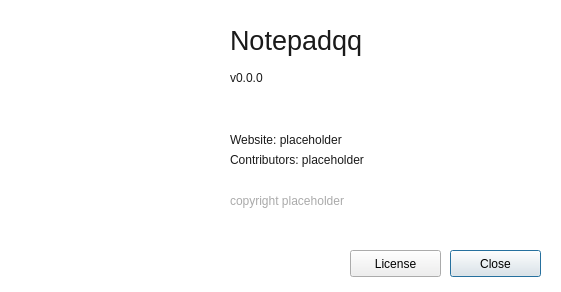
Before: the Qt Designer form src/ui/frmabout.ui in notepadqq/notepadqq, drawn with Qt 5.
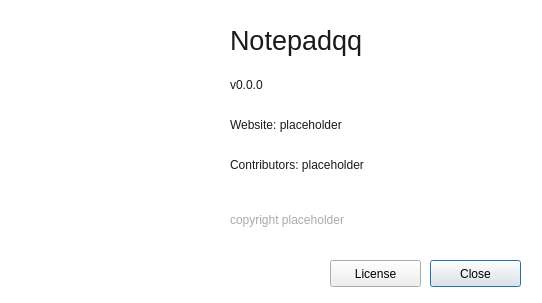
After: the same form once the commit is applied. Icons and pictures are not drawn.

Commit message: change about form size,fix an issue that shows incomplete

Diff of the .ui file:
```diff
--- a/src/ui/frmabout.ui
+++ b/src/ui/frmabout.ui
@@ -5,12 +5,15 @@
   <property name="windowModality">
    <enum>Qt::WindowModal</enum>
   </property>
+  <property name="enabled">
+   <bool>true</bool>
+  </property>
   <property name="geometry">
    <rect>
     <x>0</x>
     <y>0</y>
-    <width>561</width>
-    <height>292</height>
+    <width>542</width>
+    <height>303</height>
    </rect>
   </property>
   <property name="windowTitle">
@@ -29,8 +32,8 @@
   <widget class="QPushButton" name="pushButton">
    <property name="geometry">
     <rect>
-     <x>450</x>
-     <y>250</y>
+     <x>430</x>
+     <y>260</y>
      <width>91</width>
      <height>27</height>
     </rect>
@@ -44,8 +47,8 @@
     <rect>
      <x>230</x>
      <y>190</y>
-     <width>311</width>
-     <height>21</height>
+     <width>300</width>
+     <height>60</height>
     </rect>
    </property>
    <property name="styleSheet">
@@ -54,14 +57,17 @@
    <property name="text">
     <string notr="true">copyright placeholder</string>
    </property>
+   <property name="wordWrap">
+    <bool>true</bool>
+   </property>
   </widget>
   <widget class="QLabel" name="lblVersion">
    <property name="geometry">
     <rect>
      <x>230</x>
      <y>70</y>
-     <width>211</width>
-     <height>16</height>
+     <width>210</width>
+     <height>31</height>
     </rect>
    </property>
    <property name="styleSheet">
@@ -98,8 +104,8 @@
   <widget class="QPushButton" name="btnLicense">
    <property name="geometry">
     <rect>
-     <x>350</x>
-     <y>250</y>
+     <x>330</x>
+     <y>260</y>
      <width>91</width>
      <height>27</height>
     </rect>
@@ -112,7 +118,7 @@
    <property name="geometry">
     <rect>
      <x>20</x>
-     <y>20</y>
+     <y>30</y>
      <width>192</width>
      <height>192</height>
     </rect>
@@ -128,9 +134,9 @@
    <property name="geometry">
     <rect>
      <x>230</x>
-     <y>130</y>
-     <width>299</width>
-     <height>21</height>
+     <y>110</y>
+     <width>300</width>
+     <height>31</height>
     </rect>
    </property>
    <property name="styleSheet">
@@ -151,8 +157,8 @@
     <rect>
      <x>230</x>
      <y>150</y>
-     <width>301</width>
-     <height>21</height>
+     <width>300</width>
+     <height>31</height>
     </rect>
    </property>
    <property name="styleSheet">
```
